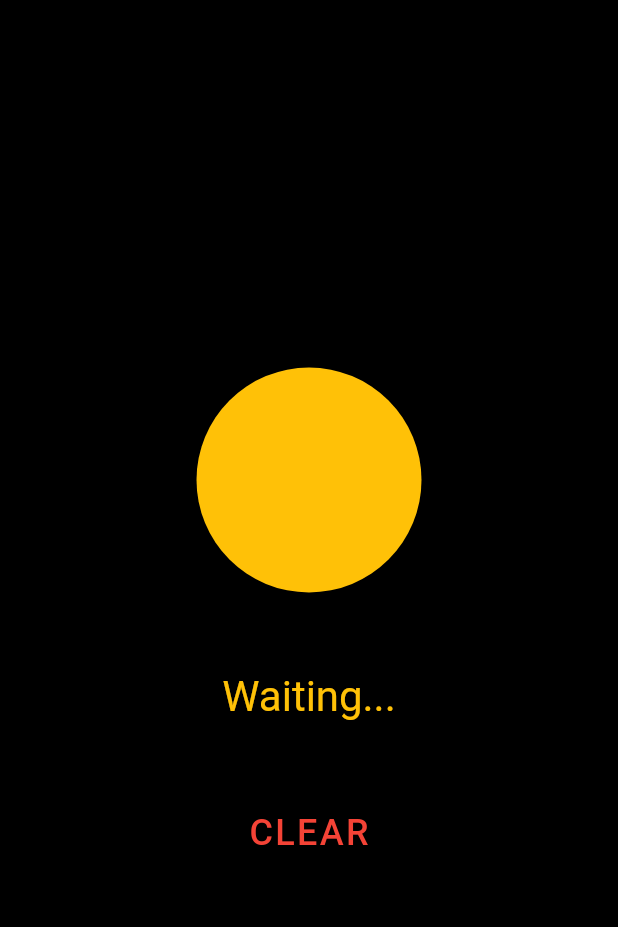
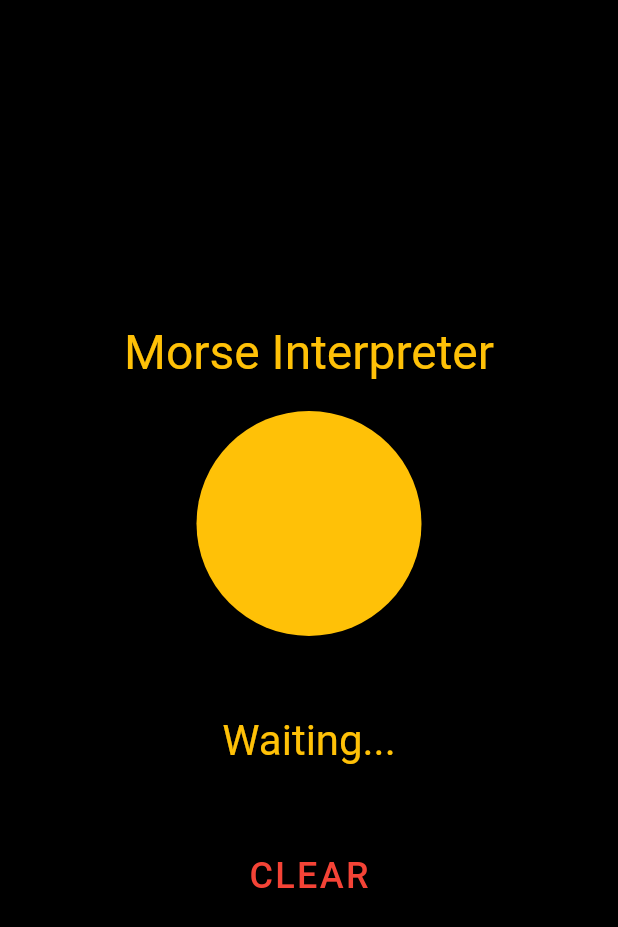
Before and after one commit to Francesco99975/MorseInterpreter, a Flutter app: the screen it shows after launch, on a phone screen of 412 x 824 dp. Shown: the top 927 px of the screen. Run offline on Flutter 3.47's test engine with Material 2 defaults, Android fonts, the phone set to English and light mode, and no system bars.

Commit message:
added title

```diff
--- a/lib/screens/home.dart
+++ b/lib/screens/home.dart
@@ -104,6 +104,13 @@ class _HomeState extends State<Home> {
           mainAxisAlignment: MainAxisAlignment.center,
           crossAxisAlignment: CrossAxisAlignment.center,
           children: [
+            const Text(
+              "Morse Interpreter",
+              style: TextStyle(color: Colors.amber, fontSize: 32),
+            ),
+            const SizedBox(
+              height: 20,
+            ),
             Center(
                 child: GestureDetector(
                     onTap: _point,
```
